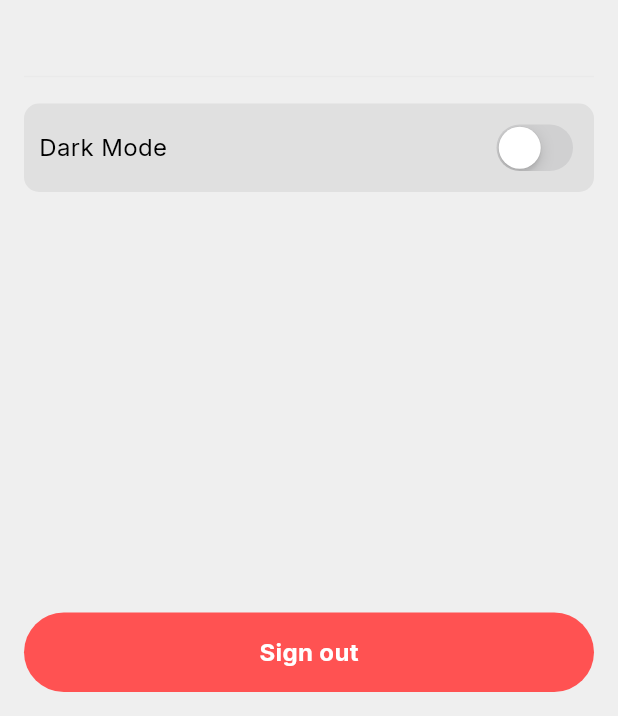
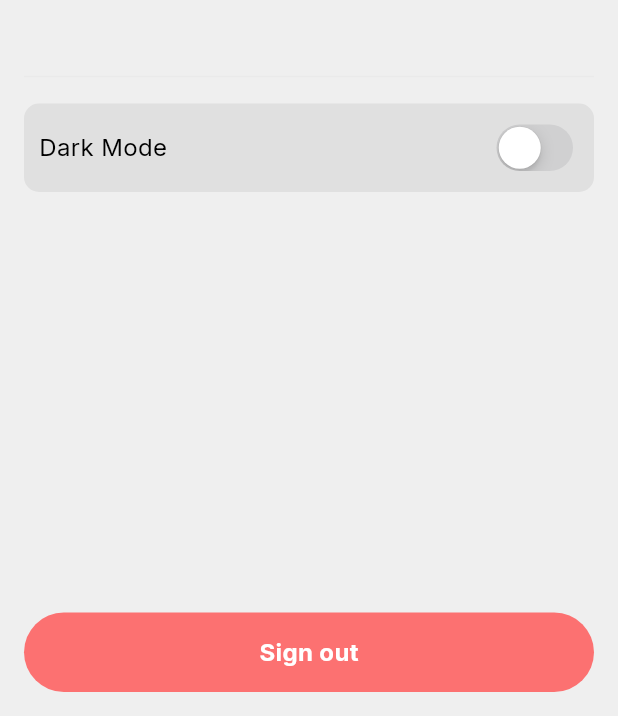
Before and after one commit to dineshxo/home_care, a Flutter app: the ProfilePage screen opened directly with empty values, on a phone screen of 412 x 824 dp, the part 520-1236 px from its top. Run offline on Flutter 3.47's test engine with Material 3 defaults, Android fonts, the phone set to English and light mode, and no system bars; our stand-ins replace cloud_firestore, firebase_auth, firebase_core, google_fonts; accounts and stored records are empty.

Commit message:
ui : updates colors

```diff
--- a/lib/main.dart
+++ b/lib/main.dart
@@ -24,7 +24,7 @@ class MyApp extends StatelessWidget {
   @override
   Widget build(BuildContext context) {
     return MaterialApp(
-      title: 'Flutter Demo',
+      title: 'Home Care',
       debugShowCheckedModeBanner: false,
       theme: Provider.of<ThemeProvider>(context).themeData,
       home: const AuthCheck(),
--- a/lib/screens/profile.dart
+++ b/lib/screens/profile.dart
@@ -90,7 +90,7 @@ class _ProfilePageState extends State<ProfilePage> {
                 padding: const EdgeInsets.all(15),
                 width: double.infinity,
                 decoration: BoxDecoration(
-                    color: Colors.redAccent,
+                    color: Colors.redAccent.withOpacity(0.8),
                     borderRadius: BorderRadius.circular(30)),
                 child: const Center(
                     child: Text(
```
